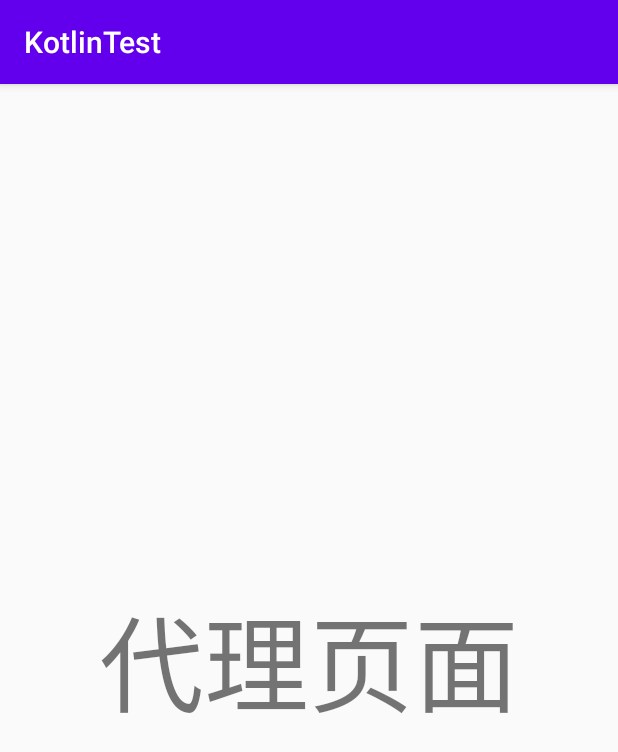
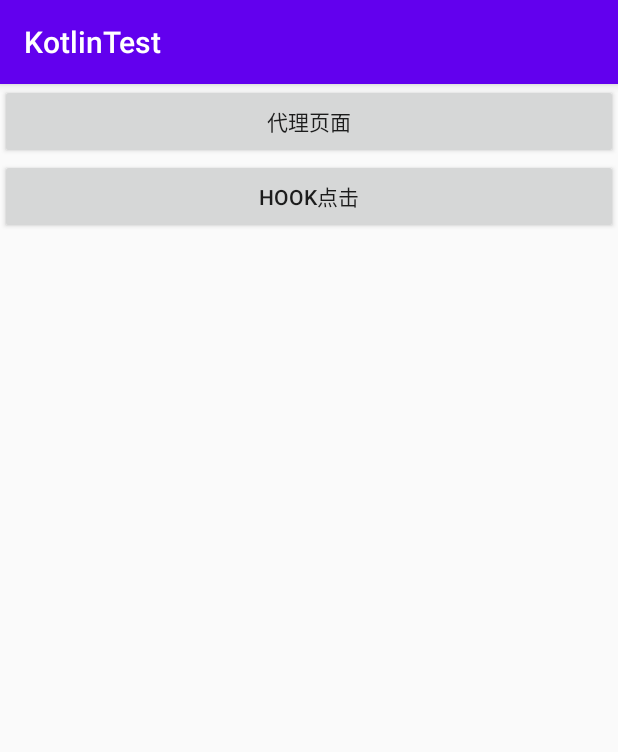
Before and after one commit to zhp475433752/KotlinTest, an Android app: the ProxyActivity screen opened directly, with no data from a screen before it, on a phone screen of 412 x 824 dp. Shown: the top 752 px of the screen. Run offline under Robolectric (Android 15) with nearby library versions, the phone set to English and light mode, and no system bars; libraries missing offline, so code that uses them is left out: com.alibaba.fastjson.

Commit message:
动态代理View的点击事件

```diff
--- a/app/src/main/java/com/zwwl/kotlintest/MainActivity.kt
+++ b/app/src/main/java/com/zwwl/kotlintest/MainActivity.kt
@@ -82,7 +82,7 @@ class MainActivity : AppCompatActivity() {
 
     private fun initView() {
         button1.setOnClickListener {
-            onToast()
+//            onToast()
             onStartPage()
         }
 
--- a/app/src/main/java/com/zwwl/kotlintest/proxy/ProxyActivity.java
+++ b/app/src/main/java/com/zwwl/kotlintest/proxy/ProxyActivity.java
@@ -1,20 +1,66 @@
 package com.zwwl.kotlintest.proxy;
 
 import android.os.Bundle;
+import android.view.View;
+import android.widget.Button;
+import android.widget.Toast;
 
 import androidx.appcompat.app.AppCompatActivity;
 
 import com.zwwl.kotlintest.R;
 
+import java.lang.reflect.Field;
+import java.lang.reflect.Method;
+
 /**
  * 代理Activity
  */
-public class ProxyActivity extends AppCompatActivity {
+public class ProxyActivity extends AppCompatActivity{
     //logt快捷键生成TAG
     private static final String TAG = "ProxyActivity";
+    private Button button1, button2;
     @Override
     protected void onCreate(Bundle savedInstanceState) {
+
         super.onCreate(savedInstanceState);
         setContentView(R.layout.activity_proxy);
+
+        button1 = findViewById(R.id.testView);
+        button1.setOnClickListener(new View.OnClickListener() {
+            @Override
+            public void onClick(View v) {
+                Toast.makeText(ProxyActivity.this, "我是button1", Toast.LENGTH_LONG).show();
+            }
+        });
+        button2 = findViewById(R.id.btnHook);
+        button2.setOnClickListener(new View.OnClickListener() {
+            @Override
+            public void onClick(View v) {
+                Toast.makeText(ProxyActivity.this, "我是button2222", Toast.LENGTH_LONG).show();
+            }
+        });
+
+        try {
+            hookOnClickListener(button2);
+        } catch (Exception e) {
+            e.printStackTrace();
+        }
+//        Toast.makeText(this, "我是代理页面哈哈哈", Toast.LENGTH_LONG).show();
+    }
+
+
+    public void hookOnClickListener(View view) throws Exception {
+        // 第一步：反射得到 ListenerInfo 对象
+        Method getListenerInfo = View.class.getDeclaredMethod("getListenerInfo");
+        getListenerInfo.setAccessible(true);
+        Object listenerInfo = getListenerInfo.invoke(view);
+        // 第二步：得到原始的 OnClickListener事件方法
+        Class<?> listenerInfoClz = Class.forName("android.view.View$ListenerInfo");
+        Field mOnClickListener = listenerInfoClz.getDeclaredField("mOnClickListener");
+        mOnClickListener.setAccessible(true);
+        View.OnClickListener originOnClickListener = (View.OnClickListener) mOnClickListener.get(listenerInfo);
+        // 第三步：用Hook代理类 替换原始的 OnClickListener
+        View.OnClickListener hookedOnClickListener = new ViewClickListenerProxy(originOnClickListener);
+        mOnClickListener.set(listenerInfo, hookedOnClickListener);
     }
 }
--- /dev/null
+++ b/app/src/main/java/com/zwwl/kotlintest/proxy/ViewClickListenerProxy.java
@@ -0,0 +1,36 @@
+package com.zwwl.kotlintest.proxy;
+
+import android.util.Log;
+import android.view.Gravity;
+import android.view.View;
+import android.widget.Toast;
+
+import com.zwwl.kotlintest.R;
+
+/**
+ * Created by zhanghuipeng on 2022/1/8.
+ */
+class ViewClickListenerProxy implements View.OnClickListener{
+    private static final String TAG = "ViewClickListenerProxy";
+    private View.OnClickListener origin;
+
+    public ViewClickListenerProxy(View.OnClickListener origin) {
+        this.origin = origin;
+    }
+
+    @Override
+    public void onClick(View v) {
+        int id = v.getId();
+        Log.e(TAG, "---view-id----"+id);
+        if (id == R.id.btnHook) {
+            Toast toast = Toast.makeText(v.getContext(), "我是动态代理的click", Toast.LENGTH_LONG);
+            toast.setGravity(Gravity.CENTER, 0, 0);
+            toast.show();
+        } else {
+            if (origin != null) {
+                origin.onClick(v);
+            }
+        }
+
+    }
+}
--- a/app/src/main/res/layout/activity_proxy.xml
+++ b/app/src/main/res/layout/activity_proxy.xml
@@ -1,16 +1,26 @@
 <?xml version="1.0" encoding="utf-8"?>
-<androidx.constraintlayout.widget.ConstraintLayout xmlns:android="http://schemas.android.com/apk/res/android"
+<LinearLayout xmlns:android="http://schemas.android.com/apk/res/android"
     xmlns:app="http://schemas.android.com/apk/res-auto"
     xmlns:tools="http://schemas.android.com/tools"
     android:layout_width="match_parent"
+    android:orientation="vertical"
     android:layout_height="match_parent"
     tools:context=".proxy.ProxyActivity">
 
-    <TextView
+    <Button
+        android:id="@+id/testView"
         android:text="代理页面"
         android:gravity="center"
-        android:textSize="70sp"
         android:layout_width="match_parent"
-        android:layout_height="match_parent" />
+        android:layout_height="50dp"
+        tools:ignore="MissingConstraints" />
 
-</androidx.constraintlayout.widget.ConstraintLayout>
+    <Button
+        android:id="@+id/btnHook"
+        android:text="hook点击"
+        android:gravity="center"
+        android:layout_width="match_parent"
+        android:layout_height="50dp"
+        tools:ignore="MissingConstraints" />
+
+</LinearLayout>
```
Also changed, not shown: app/src/main/java/com/zwwl/kotlintest/proxy/ToastHandler.java (added, +49 -0 lines).
